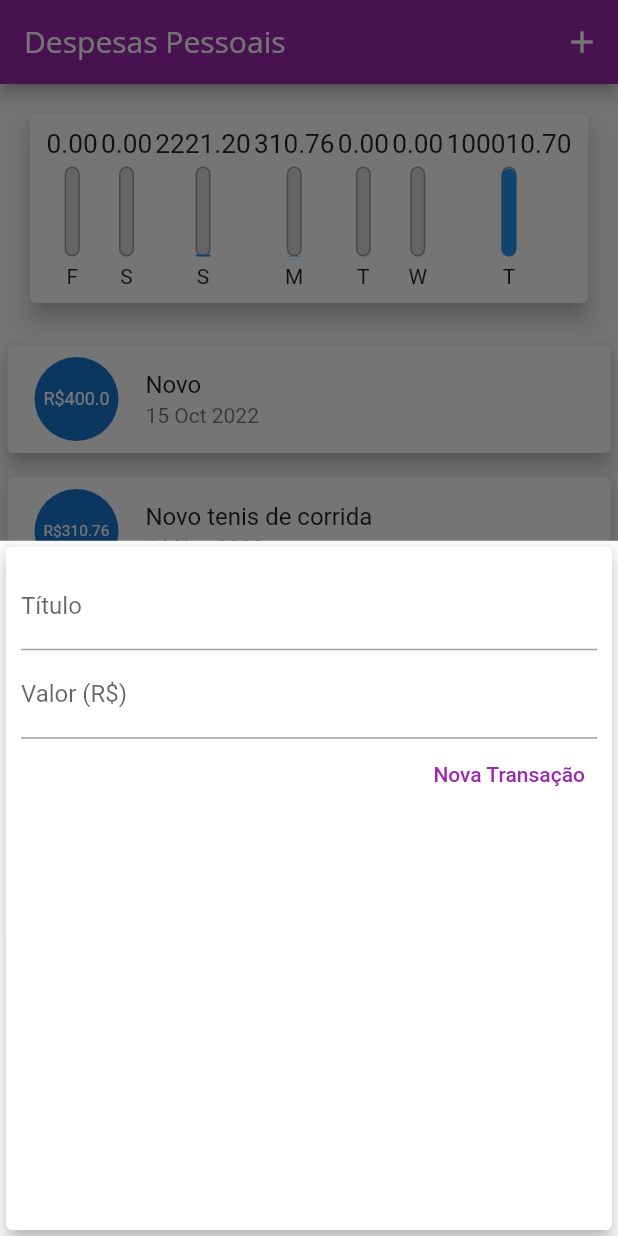
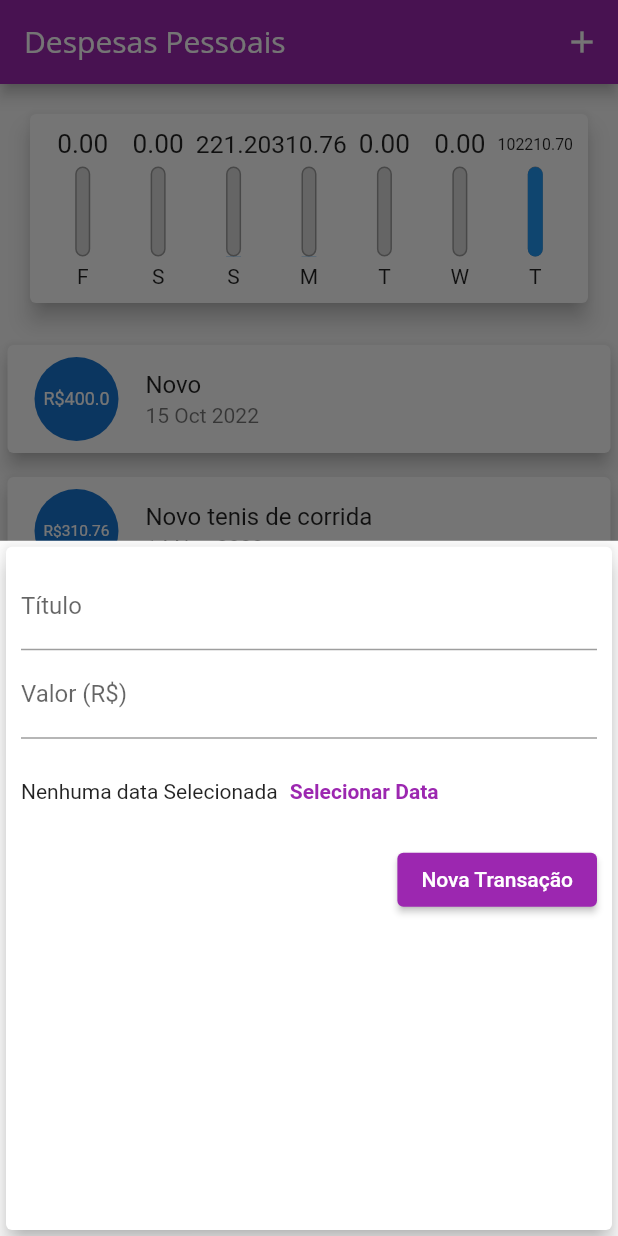
Before and after one commit to 0mvknx/expenes, a Flutter app: the screen it shows after launch, after a tap on the "add" icon, on a phone screen of 412 x 824 dp. Run offline on Flutter 3.47's test engine with Material 2 defaults, Android fonts, the phone set to English and light mode, and no system bars.

Commit message:
acertos no app

```diff
--- a/lib/components/chart.dart
+++ b/lib/components/chart.dart
@@ -40,20 +40,20 @@ class Chart extends StatelessWidget {
   Widget build(BuildContext context) {
     return Card(
       elevation: 6,
-      margin: EdgeInsets.all(20),
-      child: Flexible(
-        fit: FlexFit.tight,
-        child: Padding(
-          padding: EdgeInsets.all(10),
-          child: Row(
-            mainAxisAlignment: MainAxisAlignment.spaceAround,
-            children: groupedTransaction.map((tr) {
-              return ChartBar(
+      margin: const EdgeInsets.all(20),
+      child: Padding(
+        padding: const EdgeInsets.all(10),
+        child: Row(
+          mainAxisAlignment: MainAxisAlignment.spaceAround,
+          children: groupedTransaction.map((tr) {
+            return Flexible(
+              fit: FlexFit.tight,
+              child: ChartBar(
                   label: tr['day'].toString(),
                   value: double.parse(tr['value'].toString()),
-                  percentage: (tr['value'] as double) / _weekTotalValue);
-            }).toList(),
-          ),
+                  percentage: (tr['value'] as double) / _weekTotalValue),
+            );
+          }).toList(),
         ),
       ),
     );
--- a/lib/components/transaction_form.dart
+++ b/lib/components/transaction_form.dart
@@ -10,51 +10,92 @@ class TransactionForm extends StatefulWidget {
 }
 
 class _TransactionFormState extends State<TransactionForm> {
-  final titleController = TextEditingController();
-  final valueController = TextEditingController();
+  final _titleController = TextEditingController();
+  final _valueController = TextEditingController();
+  DateTime? _selectedDate;
 
   _submitForm() {
-    final title = titleController.text;
-    final value = double.tryParse(valueController.text) ?? 0.0;
+    final title = _titleController.text;
+    final value = double.tryParse(_valueController.text) ?? 0.0;
 
     if (title.isEmpty || value <= 0) return;
 
     widget.onSubmit(title, value);
   }
 
+  _showDatePicker() {
+    showDatePicker(
+            context: context,
+            initialDate: DateTime.now(),
+            firstDate: DateTime(2022),
+            lastDate: DateTime.now())
+        .then((pickedDate) {
+      if (pickedDate == null) {
+        return;
+      }
+
+      _selectedDate = pickedDate;
+    });
+  }
+
   @override
   Widget build(BuildContext context) {
     return Card(
-      elevation: 5,
+      elevation: 6,
       child: Padding(
-        padding: EdgeInsets.all(10.0),
+        padding: const EdgeInsets.all(10.0),
         child: Column(
           children: [
             TextField(
-              controller: titleController,
+              controller: _titleController,
               onSubmitted: (_) => _submitForm(),
-              decoration: InputDecoration(
+              decoration: const InputDecoration(
                 labelText: 'Título',
               ),
             ),
             TextField(
-              controller: valueController,
+              controller: _valueController,
               keyboardType:
                   const TextInputType.numberWithOptions(decimal: true),
               onSubmitted: (_) => _submitForm(),
-              decoration: InputDecoration(
+              decoration: const InputDecoration(
                 labelText: 'Valor (R\$)',
+              ),
+            ),
+            Container(
+              height: 70,
+              child: Row(
+                children: <Widget>[
+                  Text(_selectedDate == null
+                      ? 'Nenhuma data Selecionada'
+                      : _selectedDate.toString()),
+                  TextButton(
+                      child: Text(
+                        'Selecionar Data',
+                        style: TextStyle(
+                          fontWeight: FontWeight.bold,
+                        ),
+                      ),
+                      style:
+                          TextButton.styleFrom(foregroundColor: Colors.purple),
+                      onPressed: _showDatePicker)
+                ],
               ),
             ),
             Row(
               mainAxisAlignment: MainAxisAlignment.end,
-              children: [
-                TextButton(
-                    child: Text('Nova Transação'),
-                    style: TextButton.styleFrom(foregroundColor: Colors.purple),
-                    onPressed: (() => _submitForm())),
+              children: <Widget>[
+                ElevatedButton(
+                  child: Text(
+                    'Nova Transação',
+                    style: TextStyle(
+                      color: Colors.white,
+                    ),
+                  ),
+                  onPressed: _submitForm,
+                ),
               ],
-            )
+            ),
           ],
         ),
       ),
--- a/lib/main.dart
+++ b/lib/main.dart
@@ -61,13 +61,13 @@ class _MyHomePageState extends State<MyHomePage> {
     Transaction(
       id: 't2',
       title: 'Conta de Luz',
-      value: 2221.20,
+      value: 221.20,
       date: DateTime.now().subtract(Duration(days: 4)),
     ),
     Transaction(
       id: 't3',
       title: 'CC',
-      value: 100000.20,
+      value: 102200.20,
       date: DateTime.now(),
     ),
     Transaction(
@@ -100,10 +100,11 @@ class _MyHomePageState extends State<MyHomePage> {
 
   _openTransactionFormModal(BuildContext context) {
     showModalBottomSheet(
-        context: context,
-        builder: (_) {
-          return TransactionForm(_addTransaction);
-        });
+      context: context,
+      builder: (_) {
+        return TransactionForm(_addTransaction);
+      },
+    );
   }
 
   @override
```
